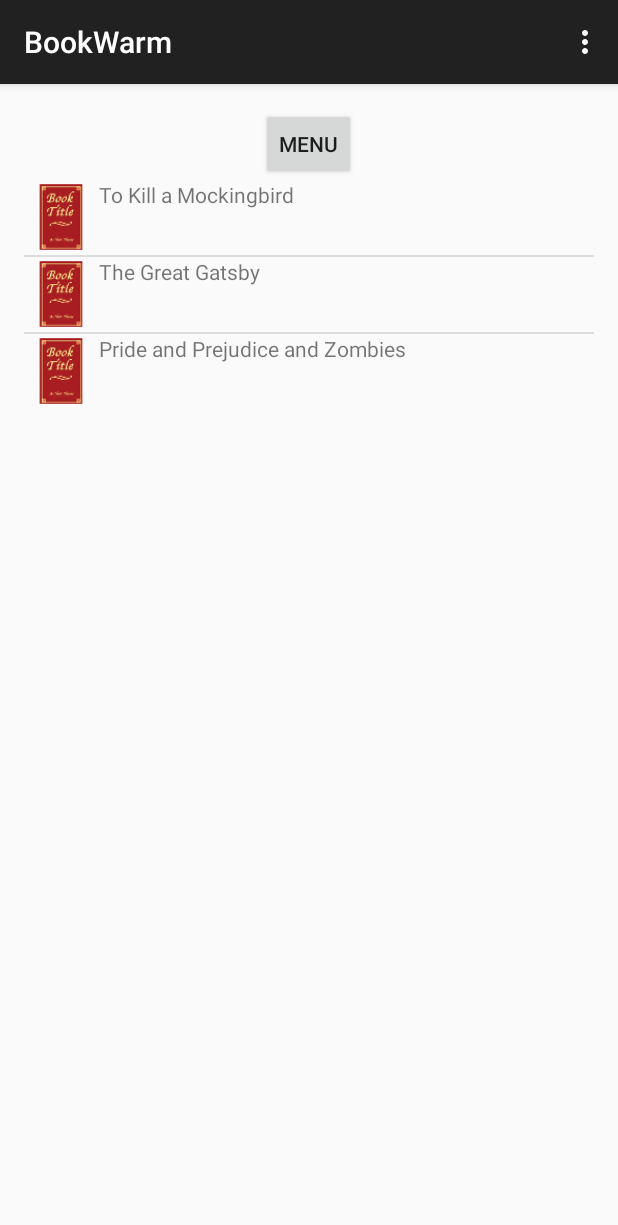
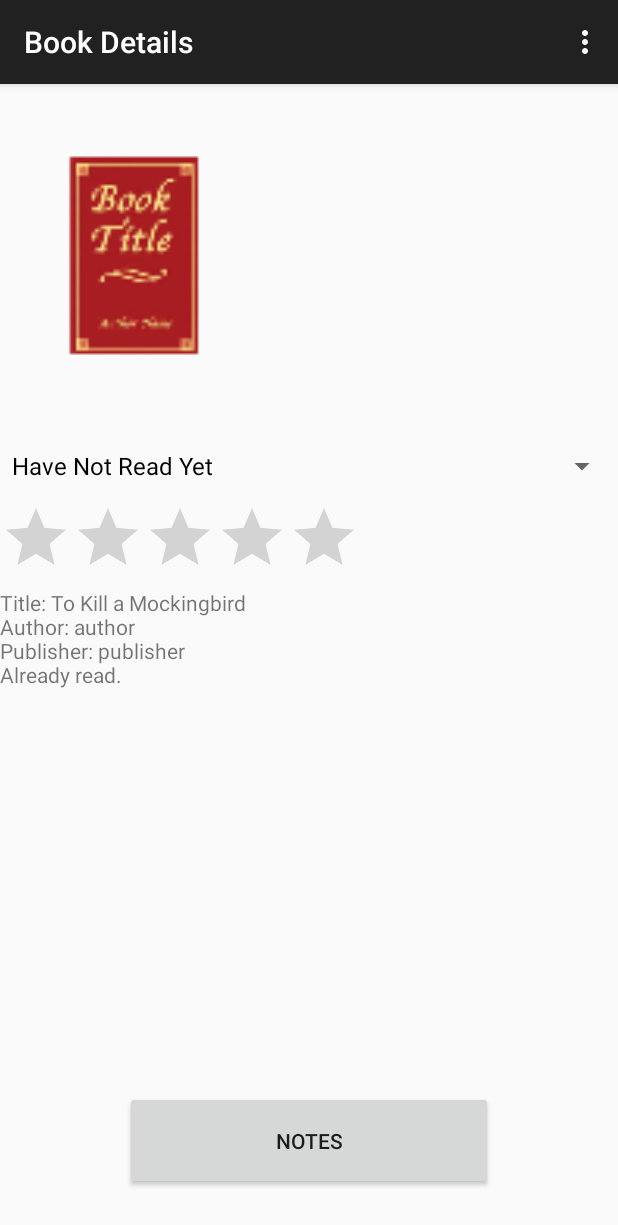
Before and after one commit to fed1620/BookWarm, an Android app: the screen it shows after launch (MainActivity before the commit, BookDetailsActivity after it), after a tap on "To Kill a Mockingbird", on a phone screen of 412 x 824 dp. Shown: the top 1225 px of the screen. Run offline under Robolectric (Android 15) with nearby library versions, the phone set to English and light mode, and no system bars.

Commit message:
Clicking items in the ListView NOW TAKES YOU TO THE BOOK DETAILS ACTIVITY! I AM THE MASTER COMMANDER. Seriously guys, I'm really proud of myself.

```diff
--- a/app/src/main/AndroidManifest.xml
+++ b/app/src/main/AndroidManifest.xml
@@ -24,6 +24,11 @@
             android:name=".AddBookActivity"
             android:label="@string/title_activity_add_book" >
         </activity>
+        <activity
+            android:name=".BookDetailsActivity"
+            android:label="Book Details">
+
+        </activity>
     </application>
 
 </manifest>
--- a/app/src/main/java/edu/byui/cs246/bookwarm/MainActivity.java
+++ b/app/src/main/java/edu/byui/cs246/bookwarm/MainActivity.java
@@ -124,6 +124,12 @@ public class MainActivity extends ActionBarActivity {
         list.setOnItemClickListener(new AdapterView.OnItemClickListener() {
             @Override
             public void onItemClick(AdapterView<?> parent, View view, int position, long id) {
+                //create and start the new activity
+                Intent intent = new Intent(MainActivity.this, BookDetailsActivity.class);
+
+                intent.putExtra("thisBook", library.getBooks().get((int)id));
+
+                startActivity(intent);
             }
         });
     }
```
